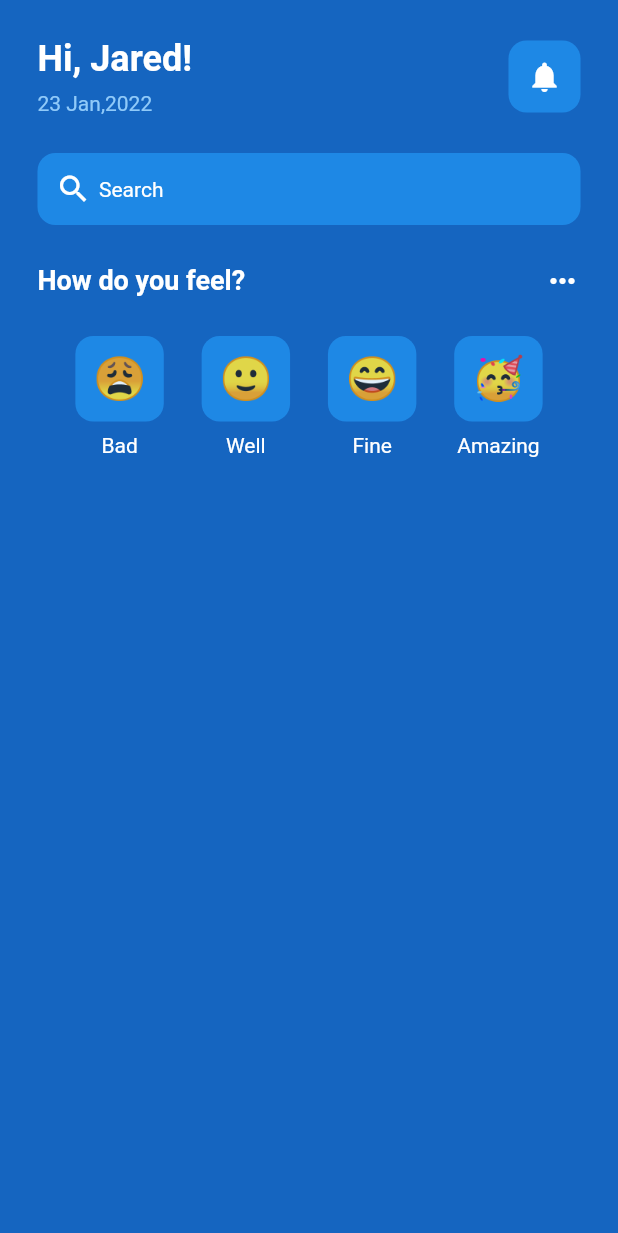
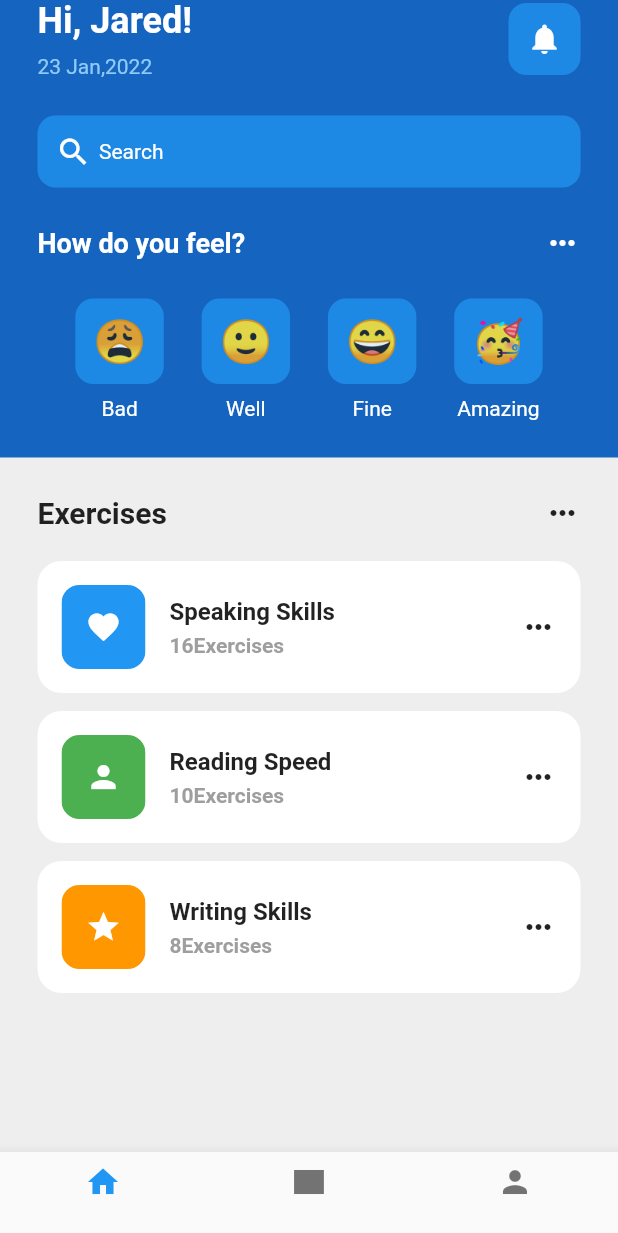
Before and after one commit to daniellekom/mental-health-app-flutter, a Flutter app: the screen it shows after launch, on a phone screen of 412 x 824 dp. Shown: the top 1233 px of the screen. Run offline on Flutter 3.47's test engine with Material 2 defaults, Android fonts, the phone set to English and light mode, and no system bars.

```diff
--- a/lib/pages/home_page.dart
+++ b/lib/pages/home_page.dart
@@ -1,5 +1,6 @@
 import 'package:flutter/material.dart';
 import 'package:mentalhealthapp/util/emoticon_face.dart';
+import 'package:mentalhealthapp/util/exercise_tile.dart';
 
 class HomePage extends StatefulWidget {
   const HomePage({Key? key}) : super(key: key);
@@ -13,12 +14,21 @@ class _HomePageState extends State<HomePage> {
   Widget build(BuildContext context) {
     return Scaffold(
       backgroundColor: Colors.blue[800],
+      bottomNavigationBar: BottomNavigationBar(
+        items: const [
+          BottomNavigationBarItem(icon: Icon(Icons.home), label: ""),
+          BottomNavigationBarItem(icon: Icon(Icons.rectangle), label: ""),
+          BottomNavigationBarItem(icon: Icon(Icons.person), label: ""),
+        ],
+      ),
       body: SafeArea(
-        child: Padding(
-          padding: const EdgeInsets.all(25.0),
         child: Column(
           children: [
             //greetings row
+            Padding(
+              padding: const EdgeInsets.symmetric(horizontal: 25.0),
+              child: Column(
+                children: [
                   Row(
                     mainAxisAlignment: MainAxisAlignment.spaceBetween,
                     children: [
@@ -104,7 +114,7 @@ class _HomePageState extends State<HomePage> {
                     ],
                   ),
 
-              SizedBox(
+                  const SizedBox(
                     height: 25,
                   ),
 
@@ -170,11 +180,54 @@ class _HomePageState extends State<HomePage> {
                         ],
                       ),
                     ],
+                  ),
+                ],
+              ),
+            ),
+            SizedBox(
+              height: 25,
+            ),
+            Expanded(
+              child: Container(
+                padding: EdgeInsets.all(25),
+                color: Colors.grey[200],
+                child: Center(
+                  child: Column(
+                    children: [
+                      // exercise heading
+                      Row(
+                        mainAxisAlignment: MainAxisAlignment.spaceBetween,
+                        children: const [
+                          Text(
+                            'Exercises',
+                            style: TextStyle(fontSize: 20, fontWeight: FontWeight.bold),
+                          ),
+                          Icon(Icons.more_horiz)
+                        ],
+                      ),
+                      const SizedBox(
+                        height: 20,
+                      ),
+
+                      // listview of exercises
+                     Expanded(
+                       child: ListView(
+                         children:  const [
+                           ExerciseTile(icon: Icons.favorite,exerciseName: "Speaking Skills",numberOfExercises: 16,color: Colors.blue,),
+                           ExerciseTile(icon: Icons.person,exerciseName: "Reading Speed",numberOfExercises: 10,color: Colors.green,),
+                           ExerciseTile(icon: Icons.star,exerciseName: "Writing Skills",numberOfExercises: 8,color: Colors.orange,),
+
+                         ],
+                       ),
                      )
                     ],
                   ),
                 ),
               ),
+            )
+          ],
+        ),
+      ),
     );
   }
 }
--- /dev/null
+++ b/lib/util/exercise_tile.dart
@@ -0,0 +1,64 @@
+import 'package:flutter/material.dart';
+
+class ExerciseTile extends StatelessWidget {
+
+  final icon;
+  final String exerciseName;
+  final int numberOfExercises;
+  final color;
+
+
+  const ExerciseTile({Key? key,
+    this.icon,
+    required this.exerciseName,
+    required this.numberOfExercises,
+    this.color})
+      : super(key: key);
+
+  @override
+  Widget build(BuildContext context) {
+    return  Padding(
+      padding: const EdgeInsets.only(bottom: 12.0),
+      child: Container(
+        padding: EdgeInsets.all(16),
+        decoration: BoxDecoration(color: Colors.white, borderRadius: BorderRadius.circular(16)),
+        child: Row(mainAxisAlignment: MainAxisAlignment.spaceBetween, children: [
+          Row(
+            children: [
+              ClipRRect(
+                borderRadius: BorderRadius.circular(12),
+                child: Container(
+                  padding: EdgeInsets.all(16),
+                  color: color,
+                  child:  Icon(icon,color: Colors.white,),
+                ),
+              ),
+              const SizedBox(
+                width: 16,
+              ),
+              Column(
+                crossAxisAlignment: CrossAxisAlignment.start,
+                children:  [
+                  //title
+                  Text(
+                    exerciseName,
+                    style: const TextStyle(fontWeight: FontWeight.bold, fontSize: 16),
+                  ),
+                  const SizedBox(
+                    height: 5,
+                  ),
+                  //subtitle
+                  Text(
+                    numberOfExercises.toString() + 'Exercises',
+                    style: TextStyle(fontWeight: FontWeight.bold, fontSize: 14, color: Colors.grey),
+                  ),
+                ],
+              ),
+            ],
+          ),
+          Icon(Icons.more_horiz),
+        ]),
+      ),
+    );
+  }
+}
```
Lines whose indentation alone changed are shown as unchanged.
